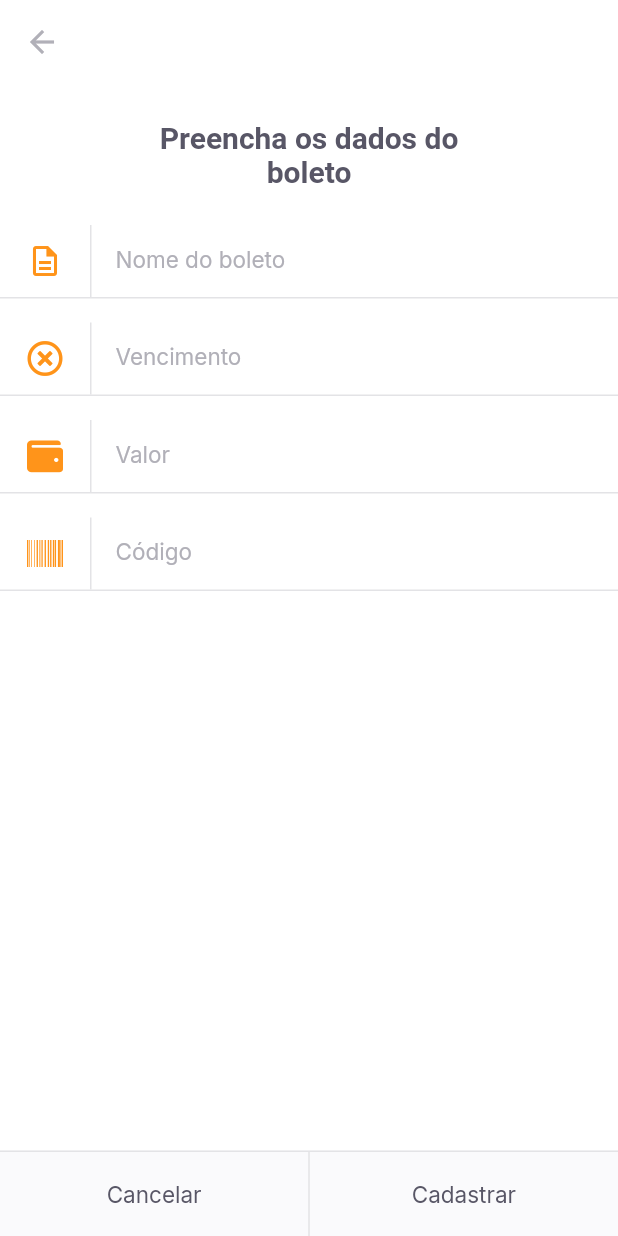
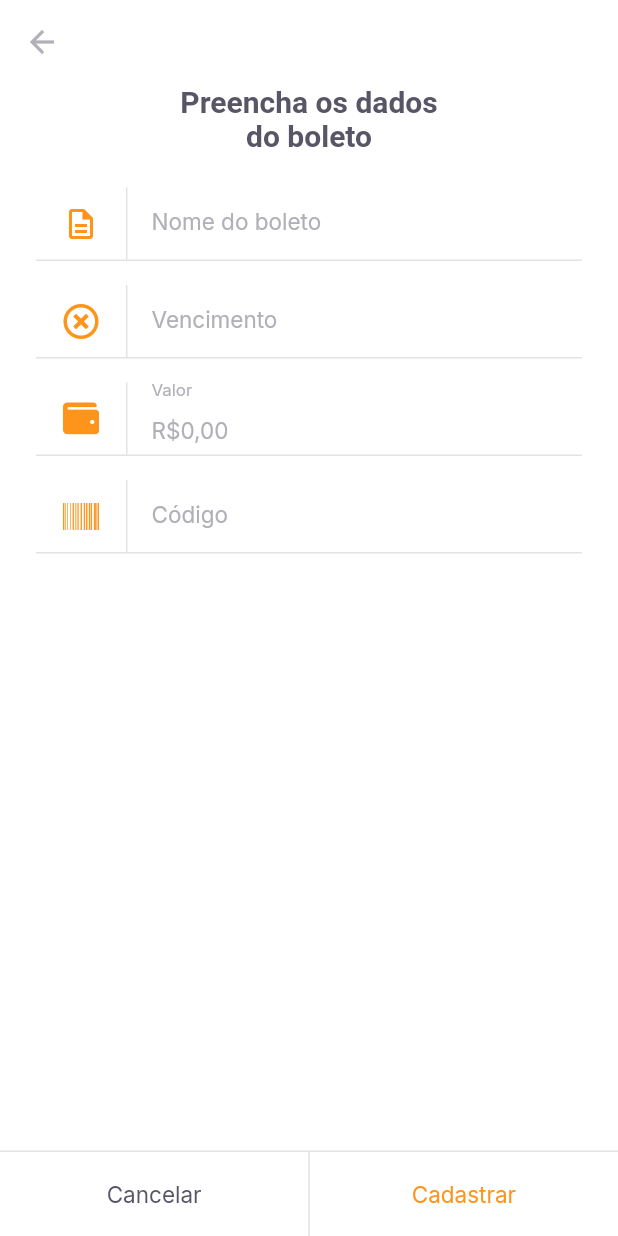
Before and after one commit to AndersonD-art/nlw-06-flutter, a Flutter app: the InsertBoletoPage screen opened by its route, on a phone screen of 412 x 824 dp. Run offline on Flutter 3.47's test engine with Material 2 defaults, Android fonts, the phone set to English and light mode, and no system bars; our stand-ins replace camera, firebase_core, flutter_masked_text2, font_awesome_flutter, google_fonts, google_sign_in and 2 more; missing offline and left inert: google_ml_kit; accounts and stored records are empty.

Commit message:
class 05

```diff
--- a/lib/modules/home/home_page.dart
+++ b/lib/modules/home/home_page.dart
@@ -4,6 +4,7 @@ import 'package:payflow/modules/login/login_controller.dart';
 import 'package:payflow/shared/auth/auth_controller.dart';
 import 'package:payflow/shared/themes/app_colors.dart';
 import 'package:payflow/shared/themes/app_text_styles.dart';
+import 'package:payflow/shared/widgets/boleto_list/boleto_list_widget.dart';
 
 class HomePage extends StatefulWidget {
   const HomePage({Key? key}) : super(key: key);
@@ -16,7 +17,7 @@ class _HomePageState extends State<HomePage> {
   final controller = HomeController();
   final pages = [
     Container(
-      color: Colors.red,
+      child: BoletoListWidget(),
     ),
     Container(
       color: Colors.blue,
--- /dev/null
+++ b/lib/modules/insert_boleto/insert_boleto_controller.dart
@@ -0,0 +1,47 @@
+import 'package:flutter/cupertino.dart';
+import 'package:payflow/shared/models/boleto_model.dart';
+import 'package:shared_preferences/shared_preferences.dart';
+
+class InsertBoletoController {
+  final formKey = GlobalKey<FormState>();
+
+  BoletoModel model = BoletoModel();
+
+  String? validateName(String? value) =>
+      value?.isEmpty ?? true ? "O nome não pode ser vazio" : null;
+  String? validateVencimento(String? value) =>
+      value?.isEmpty ?? true ? "A data de vencimento não pode ser vazio" : null;
+  String? validateValor(double value) =>
+      value == 0 ? "Insira um valor maior que R\$ 0,00" : null;
+  String? validateCodigo(String? value) =>
+      value?.isEmpty ?? true ? "O código do boleto não pode ser vazio" : null;
+
+  void onChange({
+    String? name,
+    String? dueData,
+    double? value,
+    String? barCode,
+  }) {
+    model = model.copyWith(
+      name: name,
+      dueDate: dueData,
+      value: value,
+      barcode: barCode,
+    );
+  }
+
+  Future<void> saveBoleto() async {
+    final instance = await SharedPreferences.getInstance();
+    final boletos = instance.getStringList("boletos") ?? <String>[];
+    boletos.add(model.toJson());
+    await instance.setStringList("boletos", boletos);
+    return;
+  }
+
+  Future<void> cadastrarBoleto() async {
+    final form = formKey.currentState;
+    if (form!.validate()) {
+      return saveBoleto();
+    }
+  }
+}
--- a/lib/modules/insert_boleto/insert_boleto_page.dart
+++ b/lib/modules/insert_boleto/insert_boleto_page.dart
@@ -1,12 +1,41 @@
 import 'package:flutter/material.dart';
+import 'package:flutter_masked_text2/flutter_masked_text2.dart';
 import 'package:font_awesome_flutter/font_awesome_flutter.dart';
+import 'package:payflow/modules/insert_boleto/insert_boleto_controller.dart';
 import 'package:payflow/shared/themes/app_colors.dart';
 import 'package:payflow/shared/themes/app_text_styles.dart';
 import 'package:payflow/shared/widgets/input_text/input_text_widget.dart';
 import 'package:payflow/shared/widgets/set_label_buttons/set_label_buttons.dart';
 
-class InsertBoletoPage extends StatelessWidget {
-  const InsertBoletoPage({Key? key}) : super(key: key);
+class InsertBoletoPage extends StatefulWidget {
+  final String? barcode;
+  const InsertBoletoPage({
+    Key? key,
+    this.barcode,
+  }) : super(key: key);
+
+  @override
+  _InsertBoletoPageState createState() => _InsertBoletoPageState();
+}
+
+class _InsertBoletoPageState extends State<InsertBoletoPage> {
+  final moneyInputTextController = MoneyMaskedTextController(
+    leftSymbol: "R\$",
+    decimalSeparator: ",",
+  );
+
+  final dueDateInputTextController = MaskedTextController(mask: "00/00/0000");
+  final barcodeInputTextController = TextEditingController();
+
+  final controller = InsertBoletoController();
+
+  @override
+  void initState() {
+    if (widget.barcode != null) {
+      barcodeInputTextController.text = widget.barcode!;
+    }
+    super.initState();
+  }
 
   @override
   Widget build(BuildContext context) {
@@ -19,44 +48,80 @@ class InsertBoletoPage extends StatelessWidget {
           color: AppColors.input,
         ),
       ),
-      body: Column(
+      body: SingleChildScrollView(
+        child: Padding(
+          padding: const EdgeInsets.symmetric(horizontal: 24.0),
+          child: Column(
             crossAxisAlignment: CrossAxisAlignment.center,
             children: [
               Padding(
-            padding: const EdgeInsets.symmetric(horizontal: 93, vertical: 24),
+                padding: const EdgeInsets.symmetric(horizontal: 93),
                 child: Text(
                   "Preencha os dados do boleto",
                   style: TextStyles.titleBoldHeading,
                   textAlign: TextAlign.center,
                 ),
               ),
+              SizedBox(
+                height: 23,
+              ),
+              Form(
+                key: controller.formKey,
+                child: Column(
+                  children: [
                     InputTextWidget(
                       label: "Nome do boleto",
                       icon: Icons.description_outlined,
-            onChanged: (value) {},
+                      validator: controller.validateName,
+                      onChanged: (value) {
+                        controller.onChange(name: value);
+                      },
                     ),
                     InputTextWidget(
+                      controller: dueDateInputTextController,
                       label: "Vencimento",
                       icon: FontAwesomeIcons.timesCircle,
-            onChanged: (value) {},
+                      validator: controller.validateVencimento,
+                      onChanged: (value) {
+                        controller.onChange(dueData: value);
+                      },
                     ),
                     InputTextWidget(
+                      controller: moneyInputTextController,
                       label: "Valor",
                       icon: FontAwesomeIcons.wallet,
-            onChanged: (value) {},
+                      validator: (_) => controller
+                          .validateValor(moneyInputTextController.numberValue),
+                      onChanged: (value) {
+                        controller.onChange(
+                            value: moneyInputTextController.numberValue);
+                      },
                     ),
                     InputTextWidget(
+                      controller: barcodeInputTextController,
                       label: "Código",
                       icon: FontAwesomeIcons.barcode,
-            onChanged: (value) {},
+                      validator: controller.validateCodigo,
+                      onChanged: (value) {
+                        controller.onChange(barCode: value);
+                      },
                     ),
                   ],
                 ),
+              ),
+            ],
+          ),
+        ),
+      ),
       bottomNavigationBar: SetLabelButtons(
+        enableSecondaryColor: true,
         primaryLabel: "Cancelar",
         primaryOnPressed: () {},
         secondaryLabel: "Cadastrar",
-        secondaryOnPressed: () {},
+        secondaryOnPressed: () async {
+          await controller.cadastrarBoleto();
+          Navigator.pop(context);
+        },
       ),
     );
   }
--- /dev/null
+++ b/lib/shared/models/boleto_model.dart
@@ -0,0 +1,72 @@
+import 'dart:convert';
+
+class BoletoModel {
+  final String? name;
+  final String? dueDate;
+  final double? value;
+  final String? barcode;
+  BoletoModel({
+    this.name,
+    this.dueDate,
+    this.value,
+    this.barcode,
+  });
+
+  BoletoModel copyWith({
+    String? name,
+    String? dueDate,
+    double? value,
+    String? barcode,
+  }) {
+    return BoletoModel(
+      name: name ?? this.name,
+      dueDate: dueDate ?? this.dueDate,
+      value: value ?? this.value,
+      barcode: barcode ?? this.barcode,
+    );
+  }
+
+  Map<String, dynamic> toMap() {
+    return {
+      'name': name,
+      'dueDate': dueDate,
+      'value': value,
+      'barcode': barcode,
+    };
+  }
+
+  factory BoletoModel.fromMap(Map<String, dynamic> map) {
+    return BoletoModel(
+      name: map['name'],
+      dueDate: map['dueDate'],
+      value: map['value'],
+      barcode: map['barcode'],
+    );
+  }
+
+  String toJson() => json.encode(toMap());
+
+  factory BoletoModel.fromJson(String source) =>
+      BoletoModel.fromMap(json.decode(source));
+
+  @override
+  String toString() {
+    return 'BoletoModel(name: $name, dueDate: $dueDate, value: $value, barcode: $barcode)';
+  }
+
+  @override
+  bool operator ==(Object other) {
+    if (identical(this, other)) return true;
+
+    return other is BoletoModel &&
+        other.name == name &&
+        other.dueDate == dueDate &&
+        other.value == value &&
+        other.barcode == barcode;
+  }
+
+  @override
+  int get hashCode {
+    return name.hashCode ^ dueDate.hashCode ^ value.hashCode ^ barcode.hashCode;
+  }
+}
--- a/lib/shared/widgets/set_label_buttons/set_label_buttons.dart
+++ b/lib/shared/widgets/set_label_buttons/set_label_buttons.dart
@@ -24,7 +24,7 @@ class SetLabelButtons extends StatelessWidget {
   @override
   Widget build(BuildContext context) {
     return Container(
-      color: AppColors.shape,
+      color: AppColors.background,
       height: 57,
       child: Column(
         mainAxisSize: MainAxisSize.min,
--- a/pubspec.yaml
+++ b/pubspec.yaml
@@ -36,6 +36,7 @@ dependencies:
   camera: ^0.8.1+3
   image_picker: ^0.8.1
   font_awesome_flutter: ^9.1.0
+  flutter_masked_text2: ^0.9.1
 
 dev_dependencies:
   flutter_test:
```
Also changed, not shown: lib/shared/widgets/boleto_list/boleto_list_controller.dart (added, +22 -0 lines), lib/shared/widgets/boleto_list/boleto_list_widget.dart (added, +23 -0 lines), lib/shared/widgets/boleto_tile/boleto_tile_widget.dart (added, +38 -0 lines), pubspec.lock. Lines whose indentation alone changed are shown as unchanged.
